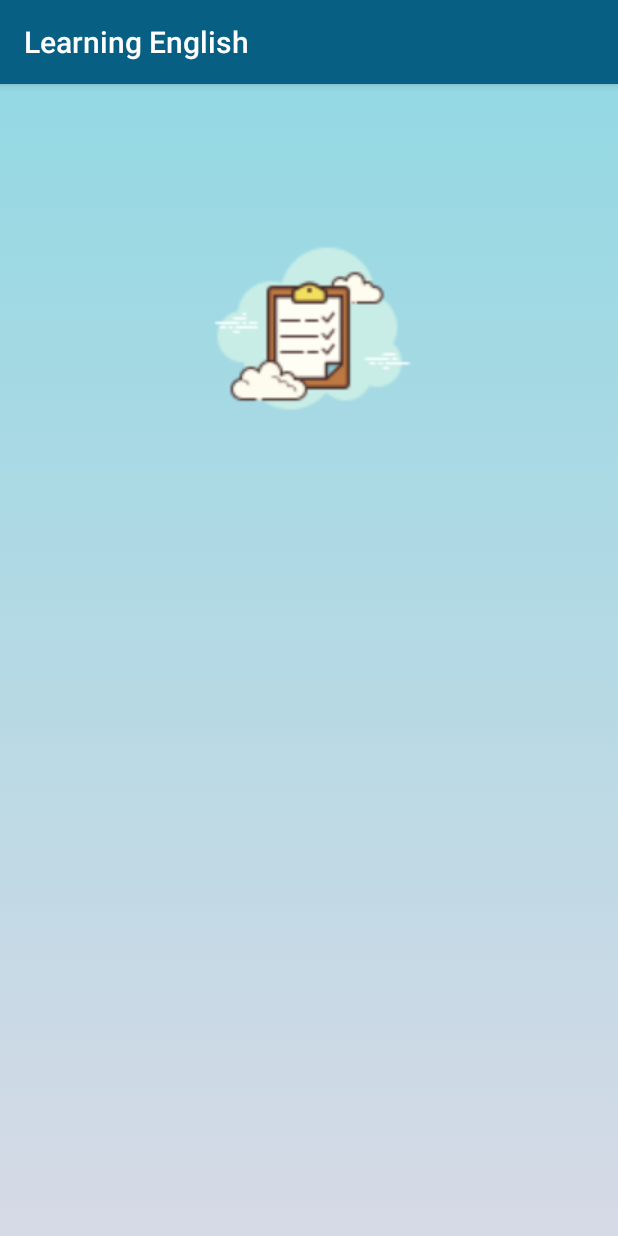
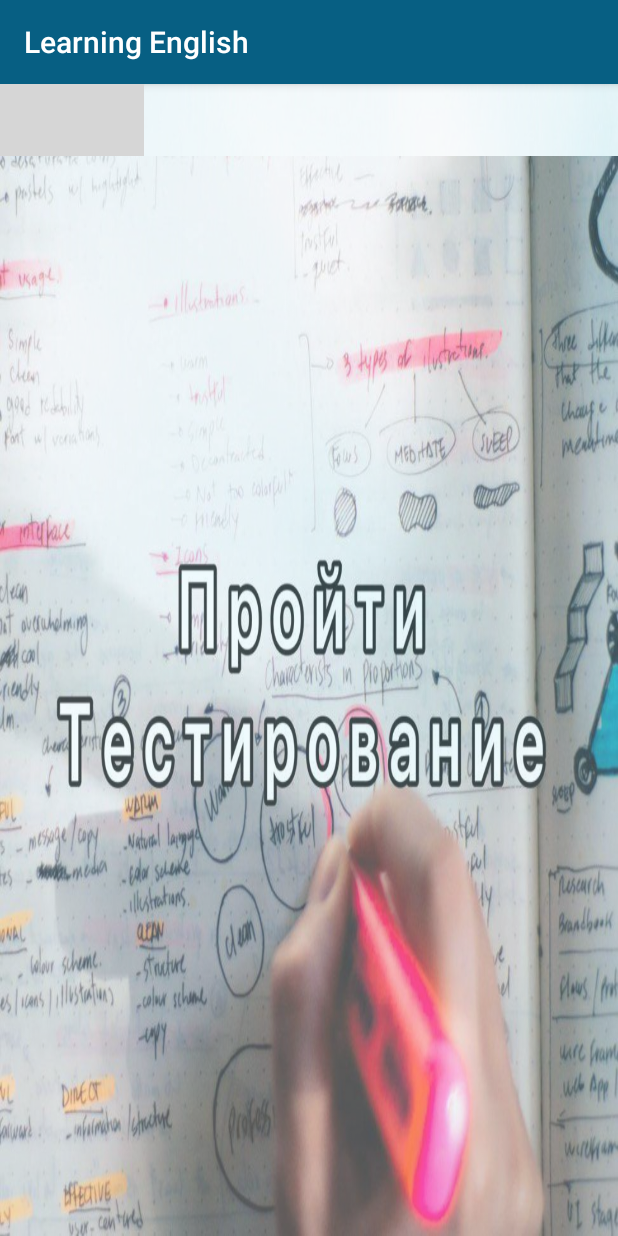
Before and after one commit to KatiaDenisova/dpProject, an Android app: the TakeTestOrLesson screen opened directly, with no data from a screen before it, on a phone screen of 412 x 824 dp. Run offline under Robolectric (Android 15) with nearby library versions, the phone set to English and light mode, and no system bars; 1 statement that could not run was skipped; grey boxes are pictures that could not be loaded.

Commit message:
ui fixed

```diff
--- a/app/build.gradle
+++ b/app/build.gradle
@@ -4,7 +4,7 @@ android {
     compileSdkVersion 28
     defaultConfig {
         applicationId "com.dp.english"
-        minSdkVersion 17
+        minSdkVersion 23
         targetSdkVersion 28
         versionCode 1
         versionName "1.0"
--- a/app/src/main/res/layout/activity_take_test_or_lesson.xml
+++ b/app/src/main/res/layout/activity_take_test_or_lesson.xml
@@ -1,24 +1,40 @@
 <?xml version="1.0" encoding="utf-8"?>
-<android.support.constraint.ConstraintLayout xmlns:android="http://schemas.android.com/apk/res/android"
+
+<FrameLayout xmlns:android="http://schemas.android.com/apk/res/android"
+
     xmlns:app="http://schemas.android.com/apk/res-auto"
     xmlns:tools="http://schemas.android.com/tools"
-    android:background="@drawable/gradient"
     android:layout_width="match_parent"
     android:layout_height="match_parent"
     tools:context=".TakeTestOrLesson">
 
+    <LinearLayout
+        android:layout_width="match_parent"
+        android:layout_height="match_parent"
+        android:orientation="vertical">
 
+        <android.support.v7.widget.AppCompatImageView
+            android:id="@+id/imageView8"
+            android:layout_width="wrap_content"
+            android:layout_height="wrap_content"
+            android:layout_weight="1"
+            android:scaleType="fitXY"
+            app:srcCompat="@drawable/learning3" />
 
-    <ImageView
-        android:id="@+id/iv_take_test"
-        android:layout_width="150dp"
-        android:layout_height="150dp"
-        android:layout_marginStart="8dp"
-        android:layout_marginTop="88dp"
-        android:layout_marginEnd="8dp"
-        app:layout_constraintEnd_toEndOf="parent"
-        app:layout_constraintStart_toStartOf="parent"
-        app:layout_constraintTop_toTopOf="parent"
-        app:srcCompat="@drawable/ic_yestest" />
+        <android.support.v7.widget.AppCompatImageView
+            android:id="@+id/imageView9"
+            android:layout_width="match_parent"
+            android:layout_height="wrap_content"
+            android:layout_weight="1"
+            android:scaleType="fitXY"
+            app:srcCompat="@drawable/test3" />
 
-</android.support.constraint.ConstraintLayout>
+    </LinearLayout>
+    <View
+        android:id="@+id/view3"
+        android:layout_width="match_parent"
+        android:layout_height="match_parent"
+        android:foreground="@drawable/fontwo"
+        android:alpha="0.3"/>
+
+</FrameLayout>
```
Also changed, not shown: app/src/main/res/drawable/test3.jpg (added), app/src/main/res/font/playfair_display_sc_black_italic.otf (added).
